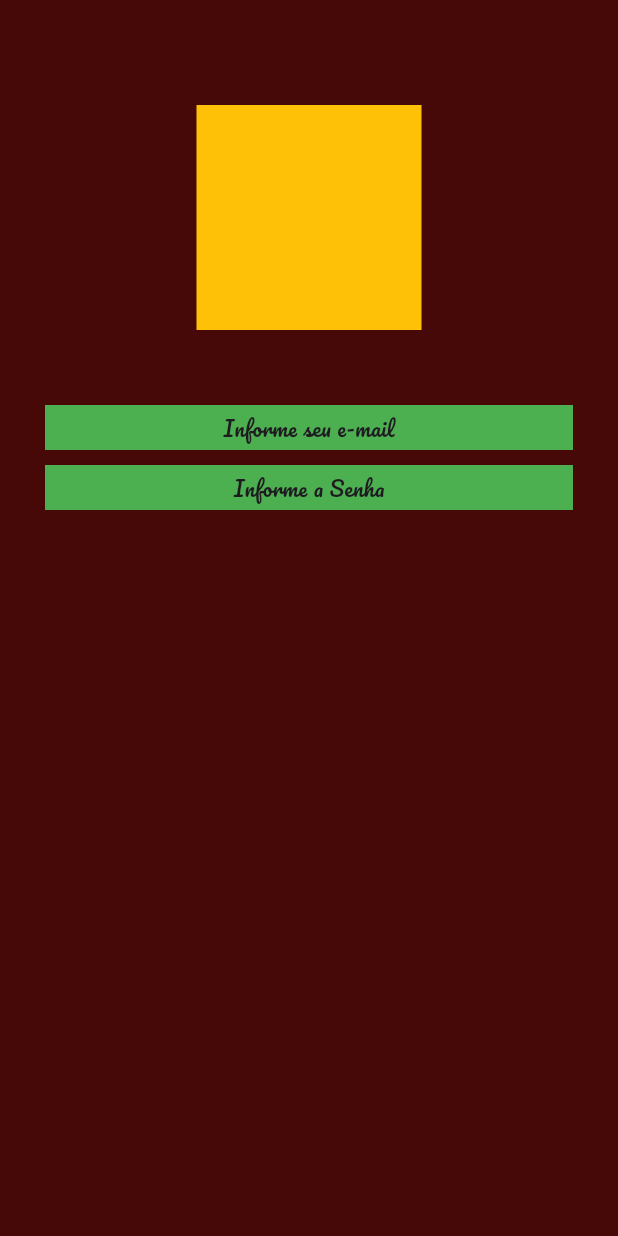
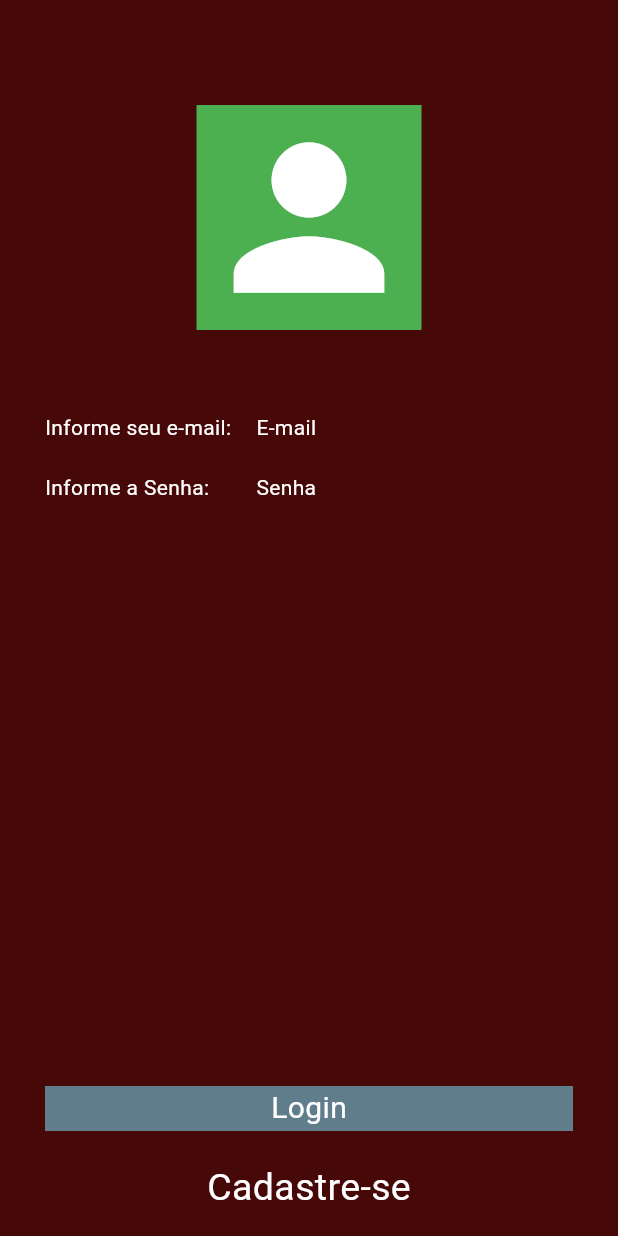
Before and after one commit to Iranlsjr/Formacao-Flutter-Specialist, a Flutter app: the screen it shows after launch, on a phone screen of 412 x 824 dp. Run offline on Flutter 3.47's test engine with Material 3 defaults, Android fonts, the phone set to English and light mode, and no system bars; our stand-ins replace google_fonts.

Commit message:
FInalizando a tela

```diff
--- a/3_Navegacao_e_widgets_em_flutter/iranapp/lib/my_app.dart
+++ b/3_Navegacao_e_widgets_em_flutter/iranapp/lib/my_app.dart
@@ -11,7 +11,7 @@ class MyApp extends StatelessWidget {
     return MaterialApp(
       debugShowCheckedModeBanner: false,
       theme: ThemeData(appBarTheme: AppBarTheme(backgroundColor: Colors.red),
-      textTheme: GoogleFonts.pacificoTextTheme() //Aplica em todo o texto
+      textTheme: GoogleFonts.robotoTextTheme() //Aplica em todo o texto
       ),
       home: LoginPage(),
     );
--- a/3_Navegacao_e_widgets_em_flutter/iranapp/lib/pages/login_page.dart
+++ b/3_Navegacao_e_widgets_em_flutter/iranapp/lib/pages/login_page.dart
@@ -19,27 +19,64 @@ class _LoginPageState extends State<LoginPage> {
             crossAxisAlignment: CrossAxisAlignment.center,
             children: [
               SizedBox(height: 70),
-              Container(width: 150, height: 150, color: Colors.amber),
+              //Foto
+              Container(width: 150, height: 150, color: Colors.green, child:
+              Icon(Icons.person, size: 150, color: Colors.white,),),
               //Email
               SizedBox(height: 50),
               Container(
                 width: double.infinity,
                 margin: EdgeInsets.symmetric(horizontal: 30),
-                color: Colors.green,
+                //color: Colors.green,
                 height: 30,
                 alignment: Alignment.center,
-                child: Text("Informe seu e-mail"),
+                child: Row(
+
+                  children: [
+                    Expanded(flex:2, child: Text("Informe seu e-mail: ", style: TextStyle(color: Colors.white, fontSize: 14),)),
+
+                    Expanded(flex: 3, child: Text("E-mail", style: TextStyle(color: Colors.white, fontSize: 14),)),
+                  ],
+                ),
               ),
               //Senha
               SizedBox(height: 10),
               Container(
                 width: double.infinity,
                 margin: EdgeInsets.symmetric(horizontal: 30),
-                color: Colors.green,
+                //color: Colors.green,
                 height: 30,
                 alignment: Alignment.center,
-                child: Text("Informe a Senha"),
+                child: Row(
+                  children: [
+                    Expanded(flex: 2, child: Text("Informe a Senha:", style: TextStyle(color: Colors.white, fontSize: 14))),
+                    Expanded(flex: 3, child: Text("Senha", style: TextStyle(color: Colors.white, fontSize: 14))),
+                  ],
+                ),
               ),
+
+              //botão
+              Expanded(child: Container()),
+              Container(
+                width: double.infinity,
+                margin: EdgeInsets.symmetric(horizontal: 30),
+                color: Colors.blueGrey,
+                height: 30,
+                alignment: Alignment.center,
+                child: Text("Login", style: TextStyle(color: Colors.white, fontSize: 20),),
+              ),
+              SizedBox(height: 20),
+              //Cadastro
+              //              SizedBox(height: 10,),
+              Container(
+
+                margin: EdgeInsets.symmetric(horizontal: 30),
+
+                height: 30,
+                alignment: Alignment.center,
+                child: Text("Cadastre-se", style: TextStyle(color: Colors.white, fontSize: 25),),
+              ),
+              SizedBox(height: 20),
             ],
           ),
         ),
```
